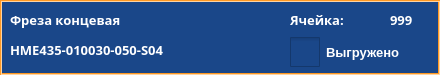
First picture: the form in client/GUI/ui/widgets/widget_17_mass_drop.ui, repository komrade2801/AutoSklad, before the edit.
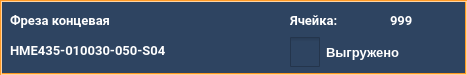
Second picture: the form after the edit. Icons and pictures are not drawn.

Commit message: changed client UI style

```diff
--- a/client/GUI/ui/widgets/widget_17_mass_drop.ui
+++ b/client/GUI/ui/widgets/widget_17_mass_drop.ui
@@ -6,7 +6,7 @@
    <rect>
     <x>0</x>
     <y>0</y>
-    <width>440</width>
+    <width>467</width>
     <height>75</height>
    </rect>
   </property>
@@ -17,25 +17,42 @@
    <enum>Qt::LeftToRight</enum>
   </property>
   <property name="styleSheet">
-   <string notr="true">QLabel {
+   <string notr="true">QWidget{
+	background-color: #2e4461;
+}
+QLabel {
+	background: none;
 	color: #FFFFFF;
 	border-width: 0px;
 	border-radius: 0px;
+	font-family: &quot;Roboto&quot;, Sans-serif;
 }
 #background {
 	color: #FFFFFF;
-	background-color: #1A4789;
+	background-color: #2e4461;
 	border-width: 2px;
 	border-style: groove;
 	border-color: #ff9923;
 	border-radius: 0px;
+	font-family: &quot;Roboto&quot;, Sans-serif;
+}
+QPushButton {
+	color: #FFFFFF;
+	background-color: #f09022;
+	border-width: 0px;
+	border-style: outset;
+	border-color: #EAA657;
+	border-radius: 8px;
+	font-weight: 600;
+    font-size: 25px;
+	font-family: &quot;Roboto&quot;, Sans-serif;
 }
 
 QCheckBox {
-color: #FFFFFF;
-background-color: #1A4789;
-border-width: 0px;
-border-radius: 0px;
+	color: #FFFFFF;
+	background-color: #2e4461;
+    border-width: 0px;
+    border-radius: 0px;
 }
 QCheckBox::indicator {
 	width: 30px; 
@@ -259,7 +276,7 @@
    </property>
    <property name="font">
     <font>
-     <family>Arial Black</family>
+     <family>Roboto</family>
      <pointsize>10</pointsize>
      <weight>75</weight>
      <bold>true</bold>
@@ -482,7 +499,7 @@
    </property>
    <property name="font">
     <font>
-     <family>Arial Black</family>
+     <family>Roboto</family>
      <pointsize>10</pointsize>
      <weight>75</weight>
      <bold>true</bold>
@@ -506,7 +523,7 @@
    </property>
    <property name="font">
     <font>
-     <family>Arial Black</family>
+     <family>Roboto</family>
      <pointsize>10</pointsize>
      <weight>75</weight>
      <bold>true</bold>
@@ -530,7 +547,7 @@
    </property>
    <property name="font">
     <font>
-     <family>Arial Black</family>
+     <family>Roboto</family>
      <pointsize>10</pointsize>
      <weight>75</weight>
      <bold>true</bold>
@@ -597,7 +614,7 @@
     <rect>
      <x>0</x>
      <y>0</y>
-     <width>440</width>
+     <width>467</width>
      <height>75</height>
     </rect>
    </property>
```
The commit also changes 144 other files.
